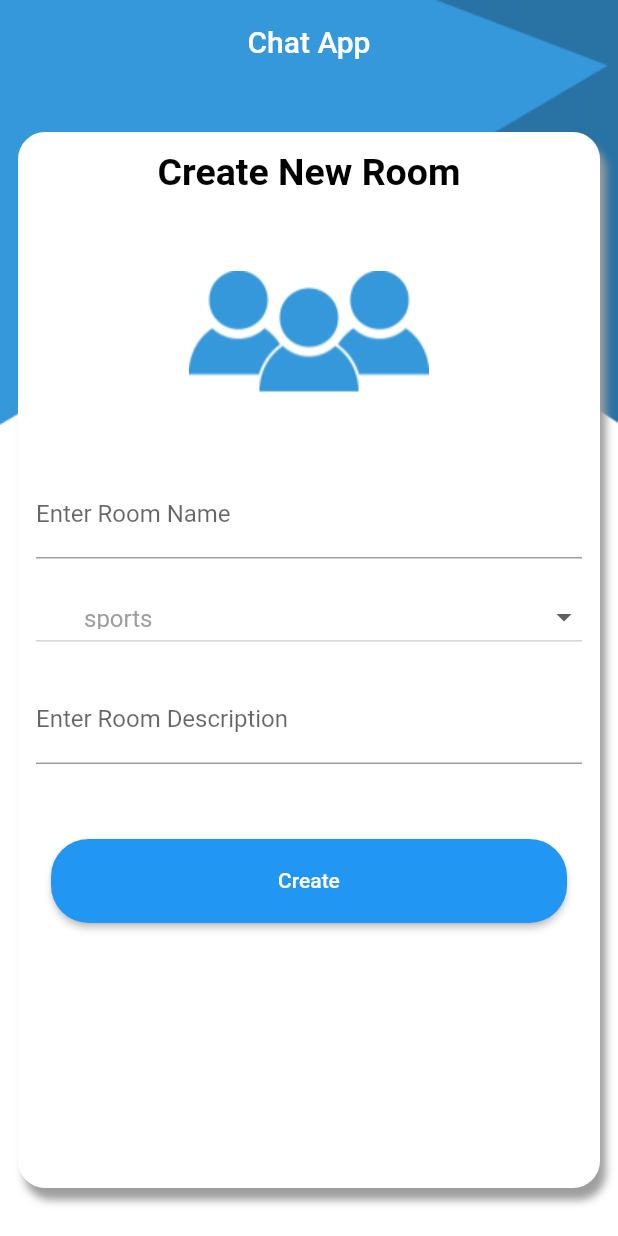
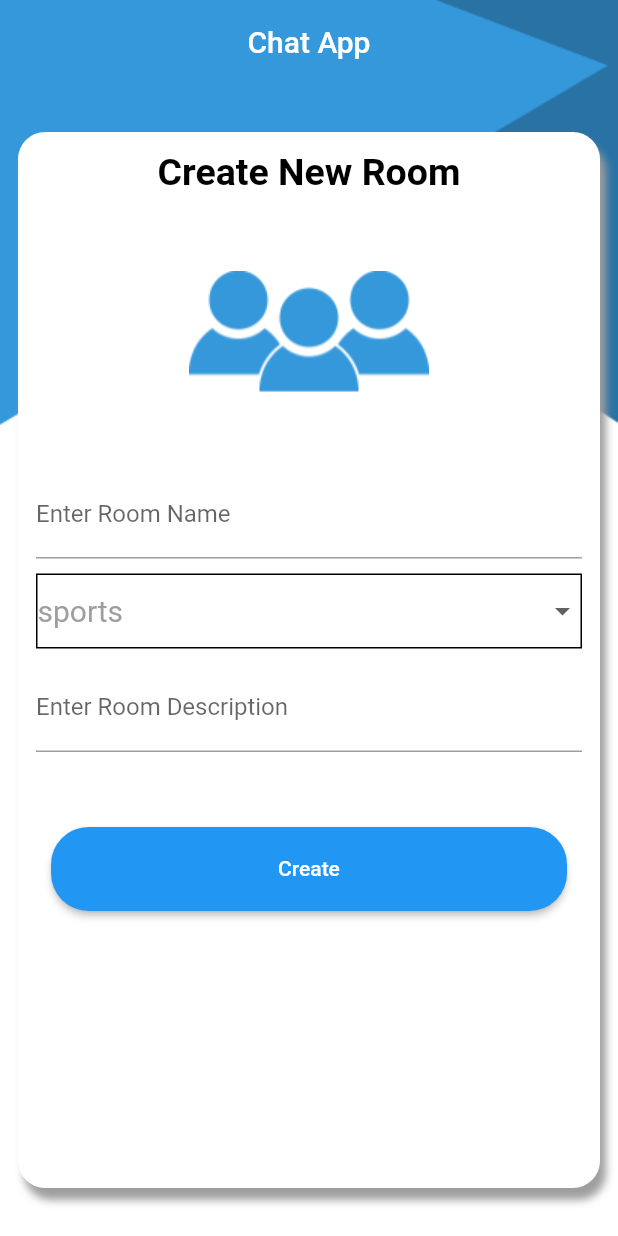
Before and after one commit to Eyadzz/chat_app, a Flutter app: the screen it shows after launch, on a phone screen of 412 x 824 dp. Run offline on Flutter 3.47's test engine with Material 2 defaults, Android fonts, the phone set to English and light mode, and no system bars; our stand-ins replace cloud_firestore, firebase_core, fluttertoast; accounts and stored records are empty.

Commit message:
fixed some ui

```diff
--- a/lib/home/AddRoom.dart
+++ b/lib/home/AddRoom.dart
@@ -98,27 +98,21 @@ class _AddRoomState extends State<AddRoom> {
                           ),
 
 
-                          Padding(
-                            padding: const EdgeInsets.fromLTRB(0, 15, 0, 15),
+                          Container(
+                            margin: EdgeInsets.only(top: 10.0, bottom: 10.0),
+                            decoration: ShapeDecoration(
+                              shape: RoundedRectangleBorder(
+                                side: BorderSide(width: 1.0, style: BorderStyle.solid),
+                              ),
+                            ),
+                            child: DropdownButtonHideUnderline(
                               child: DropdownButton(
+
                                 value: selectedRoomCategory,
                                 items: roomCategories.map((name) {
                                   return   DropdownMenuItem(
                                       value: name,
-                                    child: Padding(
-                                      padding: const EdgeInsets.all(8.0),
-                                      child: Row(
-                                        children: [
-                                          Padding(
-                                            padding: const EdgeInsets.all(8.0),
-                                          ),
-                                          Padding(
-                                            padding: const EdgeInsets.all(8.0),
                                       child: Text(name),
-                                          )
-                                        ],
-                                      ),
-                                    )
                                   );
                                 }).toList(),
                                 onChanged: (newSelected){
@@ -126,9 +120,10 @@ class _AddRoomState extends State<AddRoom> {
                                     selectedRoomCategory = newSelected as String;
                                   });
                                 },
-                              style:TextStyle(color:Colors.grey, fontSize: 16),
+                                style:TextStyle(color:Colors.grey, fontSize: 20,),
                                 icon: Icon(Icons.arrow_drop_down_outlined),
                                 isExpanded: true,
+                              ),
                             ),
                           ),
 
```
Lines whose indentation alone changed are shown as unchanged.
